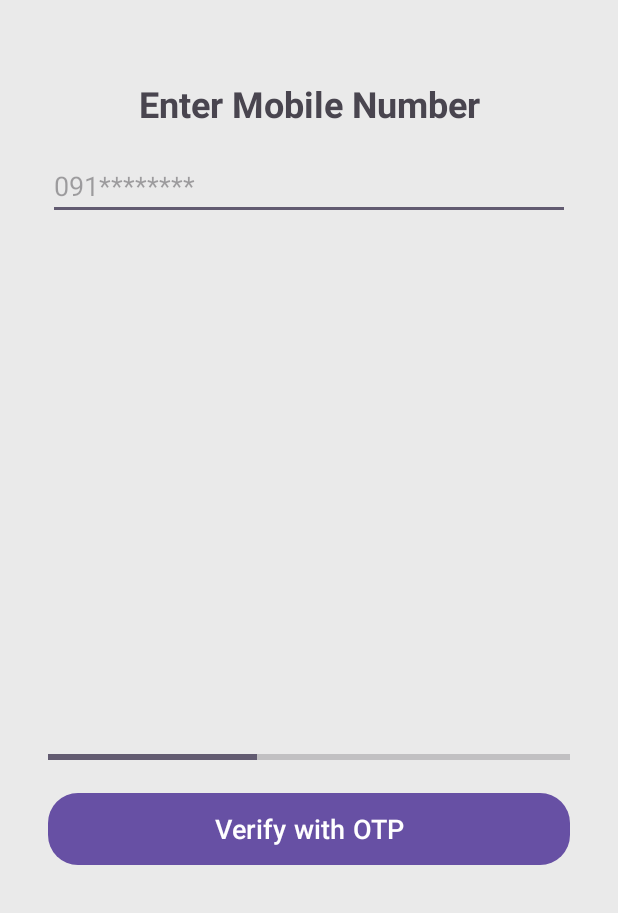
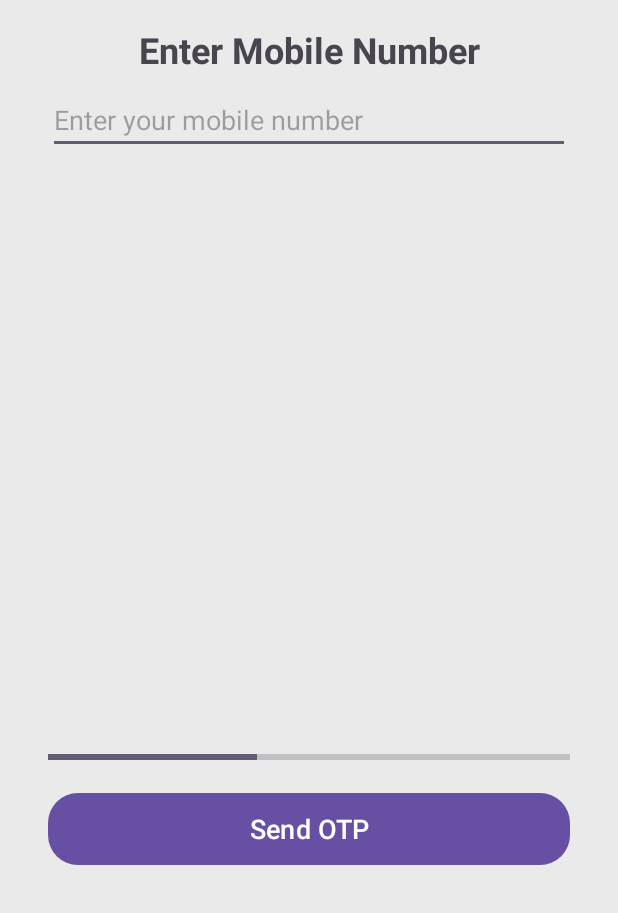
Before and after one commit to nonshas20/Leenk, an Android app: the MobileVerificationActivity screen opened directly, with no data from a screen before it, on a phone screen of 412 x 824 dp, the part 323-1236 px from its top. Run offline under Robolectric (Android 15) with nearby library versions, the phone set to English and light mode, and no system bars; our stand-ins replace Firebase (no records; nobody signed in at launch, a user with empty details on screens opened directly).

Commit message:
still nasa number

```diff
--- a/app/src/main/res/layout/activity_mobile_verification.xml
+++ b/app/src/main/res/layout/activity_mobile_verification.xml
@@ -31,7 +31,7 @@
         android:id="@+id/tvTitle"
         android:layout_width="wrap_content"
         android:layout_height="wrap_content"
-        android:layout_marginTop="204dp"
+        android:layout_marginTop="168dp"
         android:text="Enter Mobile Number"
         android:textSize="24sp"
         android:textStyle="bold"
@@ -44,14 +44,28 @@
         android:layout_width="0dp"
         android:layout_height="wrap_content"
         android:layout_marginStart="32dp"
-        android:layout_marginTop="16dp"
+        android:layout_marginTop="8dp"
         android:layout_marginEnd="32dp"
-        android:hint="091********"
+        android:hint="Enter your mobile number"
         android:inputType="phone"
         app:layout_constraintEnd_toEndOf="parent"
         app:layout_constraintHorizontal_bias="0.0"
         app:layout_constraintStart_toStartOf="parent"
         app:layout_constraintTop_toBottomOf="@id/tvTitle" />
+
+    <EditText
+        android:id="@+id/etOTP"
+        android:layout_width="0dp"
+        android:layout_height="wrap_content"
+        android:layout_marginTop="16dp"
+        android:layout_marginStart="32dp"
+        android:layout_marginEnd="32dp"
+        android:hint="Enter OTP"
+        android:inputType="number"
+        android:visibility="gone"
+        app:layout_constraintTop_toBottomOf="@id/etPhoneNumber"
+        app:layout_constraintStart_toStartOf="parent"
+        app:layout_constraintEnd_toEndOf="parent" />
 
     <Button
         android:id="@+id/btnVerify"
@@ -60,7 +74,7 @@
         android:layout_marginStart="32dp"
         android:layout_marginEnd="32dp"
         android:layout_marginBottom="32dp"
-        android:text="Verify with OTP"
+        android:text="Send OTP"
         android:textSize="18sp"
         android:background="@drawable/button_background"
         app:layout_constraintBottom_toBottomOf="parent"
```
Also changed, not shown: app/src/main/java/com/example/leenk/MobileVerificationActivity.java (+45 -33 lines).
